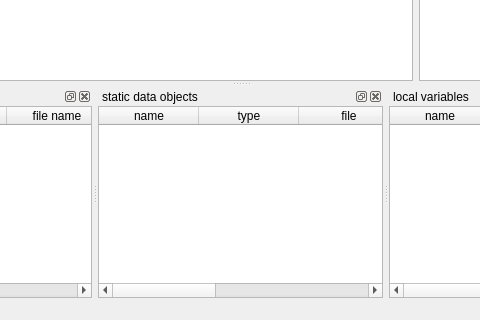
Above: mainwindow.ui from stoyan-shopov/troll before the change; both pictures show x 194 to 674 and y 334 to 654 of the 869 by 654 pixel window. Below: the same form after it.
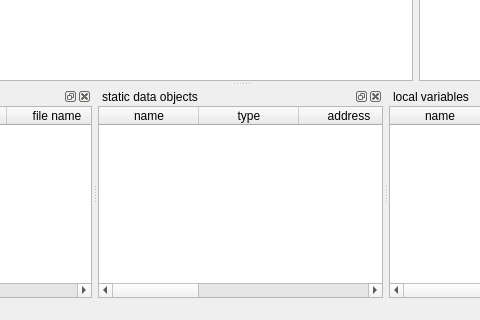
That is the form after the change.

The edit to the form file:
```diff
--- a/mainwindow.ui
+++ b/mainwindow.ui
@@ -248,6 +248,11 @@
          <string>type</string>
         </property>
        </column>
+       <column>
+        <property name="text">
+         <string>address</string>
+        </property>
+       </column>
        <column>
         <property name="text">
          <string>file</string>
```
